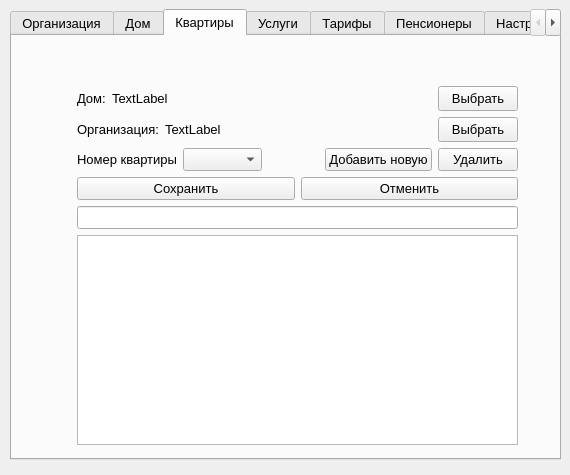
MartovKot/ZHSK, file adminwindow.ui: the form before one commit.
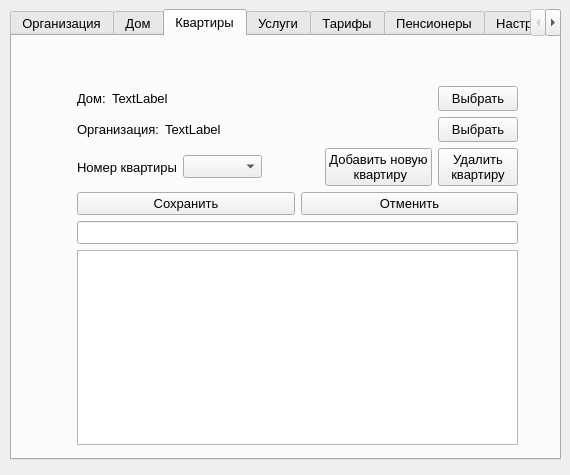
The form after the commit.

What changed in the file:
```diff
--- a/adminwindow.ui
+++ b/adminwindow.ui
@@ -563,14 +563,16 @@
            <item>
             <widget class="QPushButton" name="pBtn_NewApartament">
              <property name="text">
-              <string>Добавить новую</string>
+              <string>Добавить новую 
+ квартиру</string>
              </property>
             </widget>
            </item>
            <item>
             <widget class="QPushButton" name="pBtn_DeleteApartment">
              <property name="text">
-              <string>Удалить</string>
+              <string>Удалить 
+квартиру</string>
              </property>
             </widget>
            </item>
```
